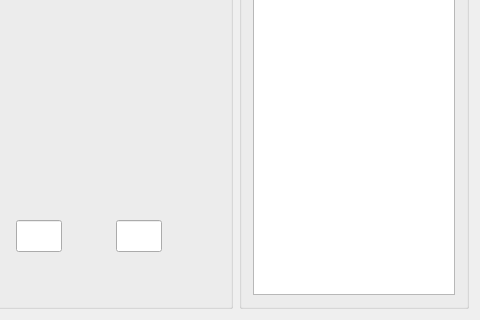
BrWillian/ocr-analysis, file src/window.ui: the form before one commit; both pictures show x 555 to 1035 and y 160 to 480 of the 1035 by 480 pixel window.
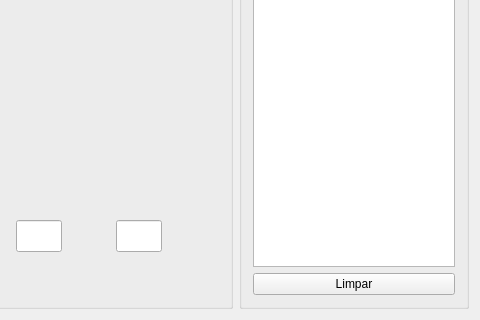
The form after the commit. Icons and pictures are not drawn.

```diff
--- a/src/window.ui
+++ b/src/window.ui
@@ -35,6 +35,12 @@
    <iconset>
     <normaloff>../build-Ocr-Analysis-Desktop-Debug/res/icon.png</normaloff>../build-Ocr-Analysis-Desktop-Debug/res/icon.png</iconset>
   </property>
+  <property name="iconSize">
+   <size>
+    <width>128</width>
+    <height>128</height>
+   </size>
+  </property>
   <widget class="QWidget" name="centralWidget">
    <layout class="QGridLayout" name="gridLayout_2">
     <item row="0" column="2">
@@ -74,6 +80,16 @@
          </property>
         </widget>
        </item>
+       <item row="1" column="0">
+        <widget class="QPushButton" name="pushButton">
+         <property name="focusPolicy">
+          <enum>Qt::NoFocus</enum>
+         </property>
+         <property name="text">
+          <string>Limpar</string>
+         </property>
+        </widget>
+       </item>
       </layout>
      </widget>
     </item>
```
Left out of the diff: 16 changed lines with no effect on the pictures.
